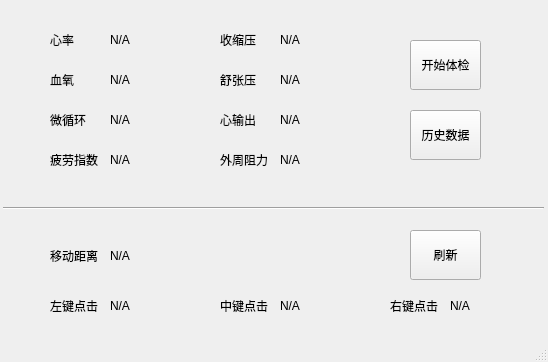
CynixPub/PC_monitor, file main.ui: the form before one commit.
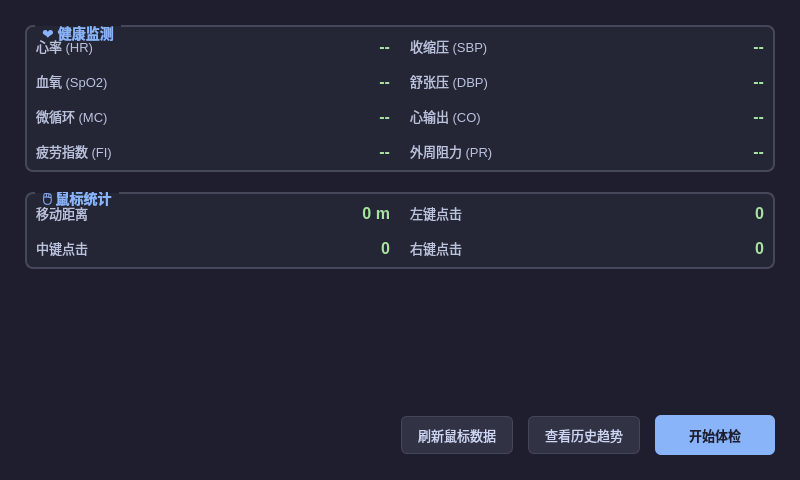
The form after the commit.

Commit message: 优化界面

The edit to the form file:
```diff
--- a/main.ui
+++ b/main.ui
@@ -1,385 +1,253 @@
 <?xml version="1.0" encoding="UTF-8"?>
 <ui version="4.0">
- <class>MainWindow</class>
- <widget class="QMainWindow" name="MainWindow">
+ <class>MainWidget</class>
+ <widget class="QWidget" name="MainWidget">
   <property name="geometry">
    <rect>
     <x>0</x>
     <y>0</y>
-    <width>548</width>
-    <height>362</height>
+    <width>800</width>
+    <height>480</height>
    </rect>
   </property>
   <property name="windowTitle">
    <string>CyMouse 数据查看工具 v1.0</string>
   </property>
-  <widget class="QWidget" name="centralwidget">
-   <widget class="QLabel" name="label_hr_title">
-    <property name="geometry">
-     <rect>
-      <x>50</x>
-      <y>30</y>
-      <width>50</width>
-      <height>20</height>
-     </rect>
-    </property>
-    <property name="text">
-     <string>心率</string>
-    </property>
-   </widget>
-   <widget class="QLabel" name="label_hr_value">
-    <property name="geometry">
-     <rect>
-      <x>110</x>
-      <y>30</y>
-      <width>50</width>
-      <height>20</height>
-     </rect>
-    </property>
-    <property name="text">
-     <string>N/A</string>
-    </property>
-   </widget>
-   <widget class="QLabel" name="label_spo2_title">
-    <property name="geometry">
-     <rect>
-      <x>50</x>
-      <y>70</y>
-      <width>50</width>
-      <height>20</height>
-     </rect>
-    </property>
-    <property name="text">
-     <string>血氧</string>
-    </property>
-   </widget>
-   <widget class="QLabel" name="label_spo2_value">
-    <property name="geometry">
-     <rect>
-      <x>110</x>
-      <y>70</y>
-      <width>50</width>
-      <height>20</height>
-     </rect>
-    </property>
-    <property name="text">
-     <string>N/A</string>
-    </property>
-   </widget>
-   <widget class="QLabel" name="label_mc_title">
-    <property name="geometry">
-     <rect>
-      <x>50</x>
-      <y>110</y>
-      <width>50</width>
-      <height>20</height>
-     </rect>
-    </property>
-    <property name="text">
-     <string>微循环</string>
-    </property>
-   </widget>
-   <widget class="QLabel" name="label_mc_value">
-    <property name="geometry">
-     <rect>
-      <x>110</x>
-      <y>110</y>
-      <width>50</width>
-      <height>20</height>
-     </rect>
-    </property>
-    <property name="text">
-     <string>N/A</string>
-    </property>
-   </widget>
-   <widget class="QLabel" name="label_fi_title">
-    <property name="geometry">
-     <rect>
-      <x>50</x>
-      <y>150</y>
-      <width>50</width>
-      <height>20</height>
-     </rect>
-    </property>
-    <property name="text">
-     <string>疲劳指数</string>
-    </property>
-   </widget>
-   <widget class="QLabel" name="label_fi_value">
-    <property name="geometry">
-     <rect>
-      <x>110</x>
-      <y>150</y>
-      <width>50</width>
-      <height>20</height>
-     </rect>
-    </property>
-    <property name="text">
-     <string>N/A</string>
-    </property>
-   </widget>
-   <widget class="QLabel" name="label_sbp_title">
-    <property name="geometry">
-     <rect>
-      <x>220</x>
-      <y>30</y>
-      <width>50</width>
-      <height>20</height>
-     </rect>
-    </property>
-    <property name="text">
-     <string>收缩压</string>
-    </property>
-   </widget>
-   <widget class="QLabel" name="label_sbp_value">
-    <property name="geometry">
-     <rect>
-      <x>280</x>
-      <y>30</y>
-      <width>50</width>
-      <height>20</height>
-     </rect>
-    </property>
-    <property name="text">
-     <string>N/A</string>
-    </property>
-   </widget>
-   <widget class="QLabel" name="label_dbp_title">
-    <property name="geometry">
-     <rect>
-      <x>220</x>
-      <y>70</y>
-      <width>50</width>
-      <height>20</height>
-     </rect>
-    </property>
-    <property name="text">
-     <string>舒张压</string>
-    </property>
-   </widget>
-   <widget class="QLabel" name="label_dbp_value">
-    <property name="geometry">
-     <rect>
-      <x>280</x>
-      <y>70</y>
-      <width>50</width>
-      <height>20</height>
-     </rect>
-    </property>
-    <property name="text">
-     <string>N/A</string>
-    </property>
-   </widget>
-   <widget class="QLabel" name="label_co_title">
-    <property name="geometry">
-     <rect>
-      <x>220</x>
-      <y>110</y>
-      <width>50</width>
-      <height>20</height>
-     </rect>
-    </property>
-    <property name="text">
-     <string>心输出</string>
-    </property>
-   </widget>
-   <widget class="QLabel" name="label_co_value">
-    <property name="geometry">
-     <rect>
-      <x>280</x>
-      <y>110</y>
-      <width>50</width>
-      <height>20</height>
-     </rect>
-    </property>
-    <property name="text">
-     <string>N/A</string>
-    </property>
-   </widget>
-   <widget class="QLabel" name="label_pr_title">
-    <property name="geometry">
-     <rect>
-      <x>220</x>
-      <y>150</y>
-      <width>50</width>
-      <height>20</height>
-     </rect>
-    </property>
-    <property name="text">
-     <string>外周阻力</string>
-    </property>
-   </widget>
-   <widget class="QLabel" name="label_pr_value">
-    <property name="geometry">
-     <rect>
-      <x>280</x>
-      <y>150</y>
-      <width>50</width>
-      <height>20</height>
-     </rect>
-    </property>
-    <property name="text">
-     <string>N/A</string>
-    </property>
-   </widget>
-   <widget class="QPushButton" name="btn_start">
-    <property name="geometry">
-     <rect>
-      <x>410</x>
-      <y>40</y>
-      <width>71</width>
-      <height>50</height>
-     </rect>
-    </property>
-    <property name="text">
-     <string>开始体检</string>
-    </property>
-   </widget>
-   <widget class="QPushButton" name="btn_history">
-    <property name="geometry">
-     <rect>
-      <x>410</x>
-      <y>110</y>
-      <width>71</width>
-      <height>50</height>
-     </rect>
-    </property>
-    <property name="text">
-     <string>历史数据</string>
-    </property>
-   </widget>
-   <widget class="Line" name="line">
-    <property name="geometry">
-     <rect>
-      <x>3</x>
-      <y>200</y>
-      <width>541</width>
-      <height>16</height>
-     </rect>
-    </property>
-    <property name="orientation">
-     <enum>Qt::Orientation::Horizontal</enum>
-    </property>
-   </widget>
-   <widget class="QLabel" name="label">
-    <property name="geometry">
-     <rect>
-      <x>50</x>
-      <y>246</y>
-      <width>50</width>
-      <height>20</height>
-     </rect>
-    </property>
-    <property name="text">
-     <string>移动距离</string>
-    </property>
-   </widget>
-   <widget class="QLabel" name="label_distance">
-    <property name="geometry">
-     <rect>
-      <x>110</x>
-      <y>246</y>
-      <width>50</width>
-      <height>20</height>
-     </rect>
-    </property>
-    <property name="text">
-     <string>N/A</string>
-    </property>
-   </widget>
-   <widget class="QLabel" name="label_3">
-    <property name="geometry">
-     <rect>
-      <x>50</x>
-      <y>296</y>
-      <width>50</width>
-      <height>20</height>
-     </rect>
-    </property>
-    <property name="text">
-     <string>左键点击</string>
-    </property>
-   </widget>
-   <widget class="QLabel" name="label_leftclick">
-    <property name="geometry">
-     <rect>
-      <x>110</x>
-      <y>296</y>
-      <width>50</width>
-      <height>20</height>
-     </rect>
-    </property>
-    <property name="text">
-     <string>N/A</string>
-    </property>
-   </widget>
-   <widget class="QLabel" name="label_5">
-    <property name="geometry">
-     <rect>
-      <x>390</x>
-      <y>296</y>
-      <width>50</width>
-      <height>20</height>
-     </rect>
-    </property>
-    <property name="text">
-     <string>右键点击</string>
-    </property>
-   </widget>
-   <widget class="QLabel" name="label_rightclick">
-    <property name="geometry">
-     <rect>
-      <x>450</x>
-      <y>296</y>
-      <width>50</width>
-      <height>20</height>
-     </rect>
-    </property>
-    <property name="text">
-     <string>N/A</string>
-    </property>
-   </widget>
-   <widget class="QLabel" name="label_7">
-    <property name="geometry">
-     <rect>
-      <x>220</x>
-      <y>296</y>
-      <width>50</width>
-      <height>20</height>
-     </rect>
-    </property>
-    <property name="text">
-     <string>中键点击</string>
-    </property>
-   </widget>
-   <widget class="QLabel" name="label_midclick">
-    <property name="geometry">
-     <rect>
-      <x>280</x>
-      <y>296</y>
-      <width>50</width>
-      <height>20</height>
-     </rect>
-    </property>
-    <property name="text">
-     <string>N/A</string>
-    </property>
-   </widget>
-   <widget class="QPushButton" name="btn_mousedata">
-    <property name="geometry">
-     <rect>
-      <x>410</x>
-      <y>230</y>
-      <width>71</width>
-      <height>50</height>
-     </rect>
-    </property>
-    <property name="text">
-     <string>刷新</string>
-    </property>
-   </widget>
-  </widget>
-  <widget class="QStatusBar" name="statusBar"/>
+  <property name="styleSheet">
+   <string notr="true">
+    QWidget {
+        background-color: #1e1e2e;
+        color: #cdd6f4;
+        font-family: &quot;Segoe UI&quot;, &quot;Microsoft YaHei&quot;, sans-serif;
+    }
+    QGroupBox {
+        border: 2px solid #45475a;
+        border-radius: 8px;
+        margin-top: 1.5em;
+        font-weight: bold;
+        color: #89b4fa;
+        font-size: 14px;
+        background-color: #252635;
+    }
+    QGroupBox::title {
+        subcontrol-origin: margin;
+        left: 10px;
+        padding: 0 5px;
+    }
+    QLabel {
+        color: #bac2de;
+        font-size: 13px;
+        background-color: transparent;
+    }
+    /* Value Labels Styling */
+    QLabel#label_hr_value, QLabel#label_spo2_value, QLabel#label_mc_value, QLabel#label_fi_value,
+    QLabel#label_sbp_value, QLabel#label_dbp_value, QLabel#label_co_value, QLabel#label_pr_value,
+    QLabel#label_distance, QLabel#label_leftclick, QLabel#label_rightclick, QLabel#label_midclick {
+        color: #a6e3a1;
+        font-weight: bold;
+        font-size: 16px;
+        font-family: &quot;Consolas&quot;, &quot;Monaco&quot;, monospace;
+    }
+    QPushButton {
+        background-color: #313244;
+        border: 1px solid #45475a;
+        border-radius: 6px;
+        color: #cdd6f4;
+        padding: 8px 16px;
+        font-size: 13px;
+    }
+    QPushButton:hover {
+        background-color: #45475a;
+        border-color: #585b70;
+    }
+    QPushButton:pressed {
+        background-color: #585b70;
+    }
+    QPushButton#btn_start {
+        background-color: #89b4fa;
+        color: #1e1e2e;
+        font-weight: bold;
+        border: none;
+    }
+    QPushButton#btn_start:hover {
+        background-color: #b4befe;
+    }
+    QPushButton#btn_start:pressed {
+        background-color: #74c7ec;
+    }
+   </string>
+  </property>
+  <layout class="QVBoxLayout" name="verticalLayout_main">
+   <property name="spacing">
+    <number>20</number>
+   </property>
+   <property name="leftMargin">
+    <number>25</number>
+   </property>
+   <property name="topMargin">
+    <number>25</number>
+   </property>
+   <property name="rightMargin">
+    <number>25</number>
+   </property>
+   <property name="bottomMargin">
+    <number>25</number>
+   </property>
+   
+   <!-- Health Section -->
+   <item>
+    <widget class="QGroupBox" name="groupBox_health">
+     <property name="title">
+      <string>❤️ 健康监测</string>
+     </property>
+     <layout class="QGridLayout" name="gridLayout_health">
+      <property name="verticalSpacing">
+       <number>15</number>
+      </property>
+      <property name="horizontalSpacing">
+       <number>20</number>
+      </property>
+      
+      <!-- Row 0 -->
+      <item row="0" column="0"><widget class="QLabel" name="label_hr_title"><property name="text"><string>心率 (HR)</string></property></widget></item>
+      <item row="0" column="1"><widget class="QLabel" name="label_hr_value"><property name="text"><string>--</string></property><property name="alignment"><set>Qt::AlignRight|Qt::AlignVCenter</set></property></widget></item>
+      <item row="0" column="2"><widget class="QLabel" name="label_sbp_title"><property name="text"><string>收缩压 (SBP)</string></property></widget></item>
+      <item row="0" column="3"><widget class="QLabel" name="label_sbp_value"><property name="text"><string>--</string></property><property name="alignment"><set>Qt::AlignRight|Qt::AlignVCenter</set></property></widget></item>
+
+      <!-- Row 1 -->
+      <item row="1" column="0"><widget class="QLabel" name="label_spo2_title"><property name="text"><string>血氧 (SpO2)</string></property></widget></item>
+      <item row="1" column="1"><widget class="QLabel" name="label_spo2_value"><property name="text"><string>--</string></property><property name="alignment"><set>Qt::AlignRight|Qt::AlignVCenter</set></property></widget></item>
+      <item row="1" column="2"><widget class="QLabel" name="label_dbp_title"><property name="text"><string>舒张压 (DBP)</string></property></widget></item>
+      <item row="1" column="3"><widget class="QLabel" name="label_dbp_value"><property name="text"><string>--</string></property><property name="alignment"><set>Qt::AlignRight|Qt::AlignVCenter</set></property></widget></item>
+
+      <!-- Row 2 -->
+      <item row="2" column="0"><widget class="QLabel" name="label_mc_title"><property name="text"><string>微循环 (MC)</string></property></widget></item>
+      <item row="2" column="1"><widget class="QLabel" name="label_mc_value"><property name="text"><string>--</string></property><property name="alignment"><set>Qt::AlignRight|Qt::AlignVCenter</set></property></widget></item>
+      <item row="2" column="2"><widget class="QLabel" name="label_co_title"><property name="text"><string>心输出 (CO)</string></property></widget></item>
+      <item row="2" column="3"><widget class="QLabel" name="label_co_value"><property name="text"><string>--</string></property><property name="alignment"><set>Qt::AlignRight|Qt::AlignVCenter</set></property></widget></item>
+
+      <!-- Row 3 -->
+      <item row="3" column="0"><widget class="QLabel" name="label_fi_title"><property name="text"><string>疲劳指数 (FI)</string></property></widget></item>
+      <item row="3" column="1"><widget class="QLabel" name="label_fi_value"><property name="text"><string>--</string></property><property name="alignment"><set>Qt::AlignRight|Qt::AlignVCenter</set></property></widget></item>
+      <item row="3" column="2"><widget class="QLabel" name="label_pr_title"><property name="text"><string>外周阻力 (PR)</string></property></widget></item>
+      <item row="3" column="3"><widget class="QLabel" name="label_pr_value"><property name="text"><string>--</string></property><property name="alignment"><set>Qt::AlignRight|Qt::AlignVCenter</set></property></widget></item>
+     </layout>
+    </widget>
+   </item>
+
+   <!-- Mouse Section -->
+   <item>
+    <widget class="QGroupBox" name="groupBox_mouse">
+     <property name="title">
+      <string>🖱️ 鼠标统计</string>
+     </property>
+     <layout class="QGridLayout" name="gridLayout_mouse">
+      <property name="verticalSpacing">
+       <number>15</number>
+      </property>
+      <property name="horizontalSpacing">
+       <number>20</number>
+      </property>
+      <item row="0" column="0"><widget class="QLabel" name="label"><property name="text"><string>移动距离</string></property></widget></item>
+      <item row="0" column="1"><widget class="QLabel" name="label_distance"><property name="text"><string>0 m</string></property><property name="alignment"><set>Qt::AlignRight|Qt::AlignVCenter</set></property></widget></item>
+      
+      <item row="0" column="2"><widget class="QLabel" name="label_3"><property name="text"><string>左键点击</string></property></widget></item>
+      <item row="0" column="3"><widget class="QLabel" name="label_leftclick"><property name="text"><string>0</string></property><property name="alignment"><set>Qt::AlignRight|Qt::AlignVCenter</set></property></widget></item>
+
+      <item row="1" column="0"><widget class="QLabel" name="label_7"><property name="text"><string>中键点击</string></property></widget></item>
+      <item row="1" column="1"><widget class="QLabel" name="label_midclick"><property name="text"><string>0</string></property><property name="alignment"><set>Qt::AlignRight|Qt::AlignVCenter</set></property></widget></item>
+
+      <item row="1" column="2"><widget class="QLabel" name="label_5"><property name="text"><string>右键点击</string></property></widget></item>
+      <item row="1" column="3"><widget class="QLabel" name="label_rightclick"><property name="text"><string>0</string></property><property name="alignment"><set>Qt::AlignRight|Qt::AlignVCenter</set></property></widget></item>
+     </layout>
+    </widget>
+   </item>
+
+   <!-- Spacer to push buttons to bottom -->
+   <item>
+    <spacer name="verticalSpacer">
+     <property name="orientation">
+      <enum>Qt::Vertical</enum>
+     </property>
+     <property name="sizeHint" stdset="0">
+      <size>
+       <width>20</width>
+       <height>40</height>
+      </size>
+     </property>
+    </spacer>
+   </item>
+
+   <!-- Buttons Section -->
+   <item>
+    <layout class="QHBoxLayout" name="horizontalLayout_buttons">
+     <property name="spacing">
+      <number>15</number>
+     </property>
+     <item>
+      <spacer name="horizontalSpacer">
+       <property name="orientation">
+        <enum>Qt::Horizontal</enum>
+       </property>
+       <property name="sizeHint" stdset="0">
+        <size>
+         <width>40</width>
+         <height>20</height>
+        </size>
+       </property>
+      </spacer>
+     </item>
+     <item>
+      <widget class="QPushButton" name="btn_mousedata">
+       <property name="text">
+        <string>刷新鼠标数据</string>
+       </property>
+       <property name="cursor">
+        <cursorShape>PointingHandCursor</cursorShape>
+       </property>
+       <property name="minimumSize">
+        <size>
+         <width>100</width>
+         <height>36</height>
+        </size>
+       </property>
+      </widget>
+     </item>
+     <item>
+      <widget class="QPushButton" name="btn_history">
+       <property name="text">
+        <string>查看历史趋势</string>
+       </property>
+       <property name="cursor">
+        <cursorShape>PointingHandCursor</cursorShape>
+       </property>
+       <property name="minimumSize">
+        <size>
+         <width>100</width>
+         <height>36</height>
+        </size>
+       </property>
+      </widget>
+     </item>
+     <item>
+      <widget class="QPushButton" name="btn_start">
+       <property name="text">
+        <string>开始体检</string>
+       </property>
+       <property name="cursor">
+        <cursorShape>PointingHandCursor</cursorShape>
+       </property>
+       <property name="minimumSize">
+        <size>
+         <width>120</width>
+         <height>40</height>
+        </size>
+       </property>
+      </widget>
+     </item>
+    </layout>
+   </item>
+  </layout>
  </widget>
  <resources/>
  <connections/>
```
The commit also changes 7 other files.
